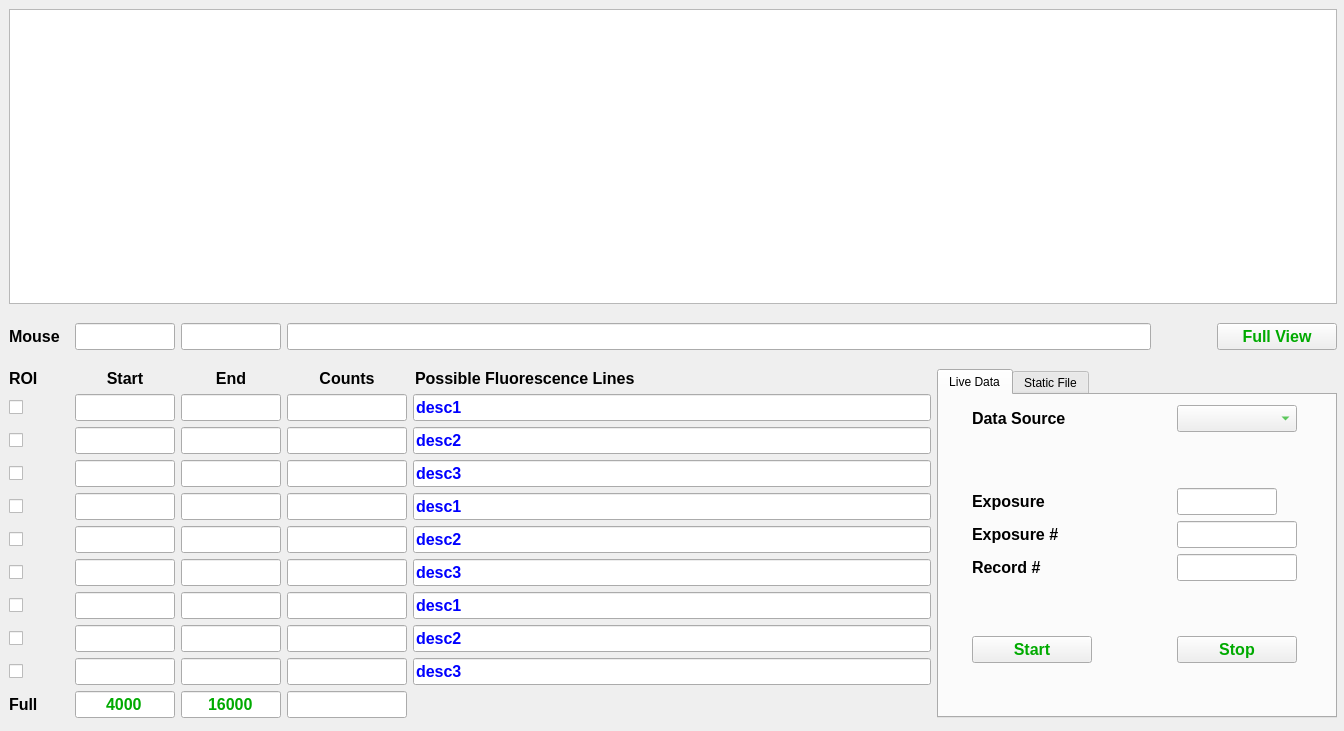
This is SSRL_MCA.ui in laura-king/pyMCA-ui as Qt 5 draws it before an edit. The edited form follows.
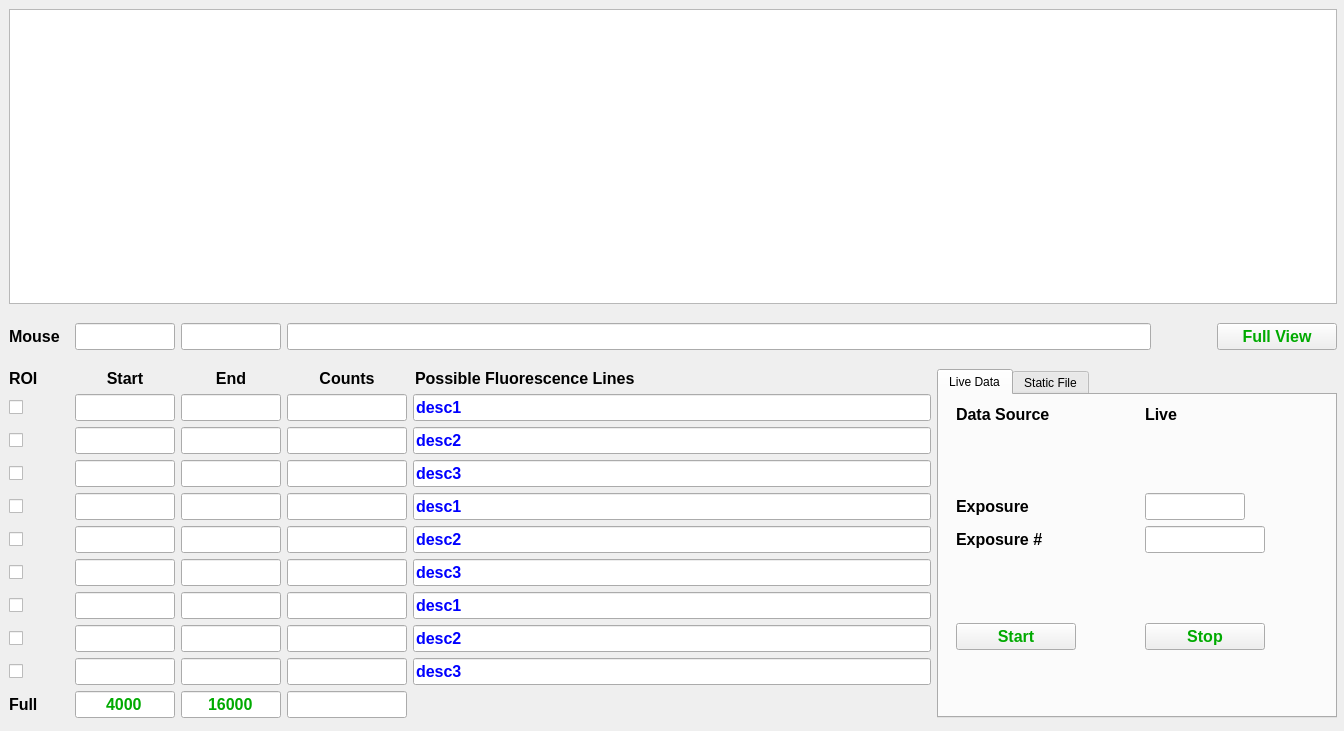
This is the edited form. Custom widgets are drawn as their Qt base class.

Commit message: move record field

Patch:
```diff
--- a/SSRL_MCA.ui
+++ b/SSRL_MCA.ui
@@ -4164,78 +4164,6 @@
            </rect>
           </property>
           <layout class="QGridLayout" name="gridLayout_3">
-           <item row="5" column="1">
-            <widget class="QLineEdit" name="recordNum">
-             <property name="sizePolicy">
-              <sizepolicy hsizetype="Fixed" vsizetype="Fixed">
-               <horstretch>0</horstretch>
-               <verstretch>0</verstretch>
-              </sizepolicy>
-             </property>
-             <property name="minimumSize">
-              <size>
-               <width>120</width>
-               <height>0</height>
-              </size>
-             </property>
-             <property name="maximumSize">
-              <size>
-               <width>120</width>
-               <height>16777215</height>
-              </size>
-             </property>
-             <property name="palette">
-              <palette>
-               <active>
-                <colorrole role="Text">
-                 <brush brushstyle="SolidPattern">
-                  <color alpha="255">
-                   <red>0</red>
-                   <green>0</green>
-                   <blue>255</blue>
-                  </color>
-                 </brush>
-                </colorrole>
-               </active>
-               <inactive>
-                <colorrole role="Text">
-                 <brush brushstyle="SolidPattern">
-                  <color alpha="255">
-                   <red>0</red>
-                   <green>0</green>
-                   <blue>255</blue>
-                  </color>
-                 </brush>
-                </colorrole>
-               </inactive>
-               <disabled>
-                <colorrole role="Text">
-                 <brush brushstyle="SolidPattern">
-                  <color alpha="255">
-                   <red>190</red>
-                   <green>190</green>
-                   <blue>190</blue>
-                  </color>
-                 </brush>
-                </colorrole>
-               </disabled>
-              </palette>
-             </property>
-             <property name="font">
-              <font>
-               <pointsize>12</pointsize>
-               <weight>75</weight>
-               <bold>true</bold>
-              </font>
-             </property>
-             <property name="alignment">
-              <set>Qt::AlignCenter</set>
-             </property>
-             <property name="readOnly">
-              <bool>true</bool>
-             </property>
-            </widget>
-           </item>
            <item row="2" column="1">
             <widget class="PyDMLineEdit" name="exposure">
              <property name="sizePolicy">
@@ -4338,7 +4266,7 @@
              </property>
             </widget>
            </item>
-           <item row="7" column="1">
+           <item row="6" column="1">
             <widget class="PyDMPushButton" name="stop_b">
              <property name="sizePolicy">
               <sizepolicy hsizetype="Fixed" vsizetype="Fixed">
@@ -4699,165 +4627,7 @@
              </property>
             </widget>
            </item>
-           <item row="0" column="1">
-            <widget class="QComboBox" name="dataSource">
-             <property name="palette">
-              <palette>
-               <active>
-                <colorrole role="WindowText">
-                 <brush brushstyle="SolidPattern">
-                  <color alpha="255">
-                   <red>0</red>
-                   <green>170</green>
-                   <blue>0</blue>
-                  </color>
-                 </brush>
-                </colorrole>
-                <colorrole role="Text">
-                 <brush brushstyle="SolidPattern">
-                  <color alpha="255">
-                   <red>0</red>
-                   <green>170</green>
-                   <blue>0</blue>
-                  </color>
-                 </brush>
-                </colorrole>
-                <colorrole role="ButtonText">
-                 <brush brushstyle="SolidPattern">
-                  <color alpha="255">
-                   <red>0</red>
-                   <green>170</green>
-                   <blue>0</blue>
-                  </color>
-                 </brush>
-                </colorrole>
-                <colorrole role="ToolTipText">
-                 <brush brushstyle="SolidPattern">
-                  <color alpha="255">
-                   <red>0</red>
-                   <green>170</green>
-                   <blue>0</blue>
-                  </color>
-                 </brush>
-                </colorrole>
-               </active>
-               <inactive>
-                <colorrole role="WindowText">
-                 <brush brushstyle="SolidPattern">
-                  <color alpha="255">
-                   <red>0</red>
-                   <green>170</green>
-                   <blue>0</blue>
-                  </color>
-                 </brush>
-                </colorrole>
-                <colorrole role="Text">
-                 <brush brushstyle="SolidPattern">
-                  <color alpha="255">
-                   <red>0</red>
-                   <green>170</green>
-                   <blue>0</blue>
-                  </color>
-                 </brush>
-                </colorrole>
-                <colorrole role="ButtonText">
-                 <brush brushstyle="SolidPattern">
-                  <color alpha="255">
-                   <red>0</red>
-                   <green>170</green>
-                   <blue>0</blue>
-                  </color>
-                 </brush>
-                </colorrole>
-                <colorrole role="ToolTipText">
-                 <brush brushstyle="SolidPattern">
-                  <color alpha="255">
-                   <red>0</red>
-                   <green>170</green>
-                   <blue>0</blue>
-                  </color>
-                 </brush>
-                </colorrole>
-               </inactive>
-               <disabled>
-                <colorrole role="WindowText">
-                 <brush brushstyle="SolidPattern">
-                  <color alpha="255">
-                   <red>190</red>
-                   <green>190</green>
-                   <blue>190</blue>
-                  </color>
-                 </brush>
-                </colorrole>
-                <colorrole role="Text">
-                 <brush brushstyle="SolidPattern">
-                  <color alpha="255">
-                   <red>190</red>
-                   <green>190</green>
-                   <blue>190</blue>
-                  </color>
-                 </brush>
-                </colorrole>
-                <colorrole role="ButtonText">
-                 <brush brushstyle="SolidPattern">
-                  <color alpha="255">
-                   <red>190</red>
-                   <green>190</green>
-                   <blue>190</blue>
-                  </color>
-                 </brush>
-                </colorrole>
-                <colorrole role="ToolTipText">
-                 <brush brushstyle="SolidPattern">
-                  <color alpha="255">
-                   <red>0</red>
-                   <green>170</green>
-                   <blue>0</blue>
-                  </color>
-                 </brush>
-                </colorrole>
-               </disabled>
-              </palette>
-             </property>
-             <property name="font">
-              <font>
-               <pointsize>12</pointsize>
-               <weight>75</weight>
-               <bold>true</bold>
-              </font>
-             </property>
-            </widget>
-           </item>
-           <item row="5" column="0">
-            <widget class="QLabel" name="recordNum_l">
-             <property name="sizePolicy">
-              <sizepolicy hsizetype="Fixed" vsizetype="Fixed">
-               <horstretch>120</horstretch>
-               <verstretch>0</verstretch>
-              </sizepolicy>
-             </property>
-             <property name="minimumSize">
-              <size>
-               <width>120</width>
-               <height>0</height>
-              </size>
-             </property>
-             <property name="font">
-              <font>
-               <pointsize>12</pointsize>
-               <weight>75</weight>
-               <bold>true</bold>
-              </font>
-             </property>
-             <property name="text">
-              <string>Record #</string>
-             </property>
-             <property name="alignment">
-              <set>Qt::AlignLeading|Qt::AlignLeft|Qt::AlignVCenter</set>
-             </property>
-            </widget>
-           </item>
-           <item row="7" column="0">
+           <item row="6" column="0">
             <widget class="PyDMPushButton" name="start_b">
              <property name="sizePolicy">
               <sizepolicy hsizetype="Fixed" vsizetype="Fixed">
@@ -4935,7 +4705,7 @@
              </property>
             </widget>
            </item>
-           <item row="6" column="0">
+           <item row="5" column="0">
             <spacer name="verticalSpacer_5">
              <property name="orientation">
               <enum>Qt::Vertical</enum>
@@ -5017,7 +4787,7 @@
              </property>
             </widget>
            </item>
-           <item row="8" column="0">
+           <item row="7" column="0">
             <spacer name="verticalSpacer_7">
              <property name="orientation">
               <enum>Qt::Vertical</enum>
@@ -5030,6 +4800,38 @@
              </property>
             </spacer>
            </item>
+           <item row="0" column="1">
+            <widget class="QLabel" name="liveDataText">
+             <property name="sizePolicy">
+              <sizepolicy hsizetype="Fixed" vsizetype="Fixed">
+               <horstretch>0</horstretch>
+               <verstretch>0</verstretch>
+              </sizepolicy>
+             </property>
+             <property name="minimumSize">
+              <size>
+               <width>166</width>
+               <height>0</height>
+              </size>
+             </property>
+             <property name="maximumSize">
+              <size>
+               <width>166</width>
+               <height>16777215</height>
+              </size>
+             </property>
+             <property name="font">
+              <font>
+               <pointsize>12</pointsize>
+               <weight>75</weight>
+               <bold>true</bold>
+              </font>
+             </property>
+             <property name="text">
+              <string>Live</string>
+             </property>
+            </widget>
+           </item>
           </layout>
          </widget>
         </widget>
```
Left out of the diff: 111 changed lines with no effect on the pictures.
